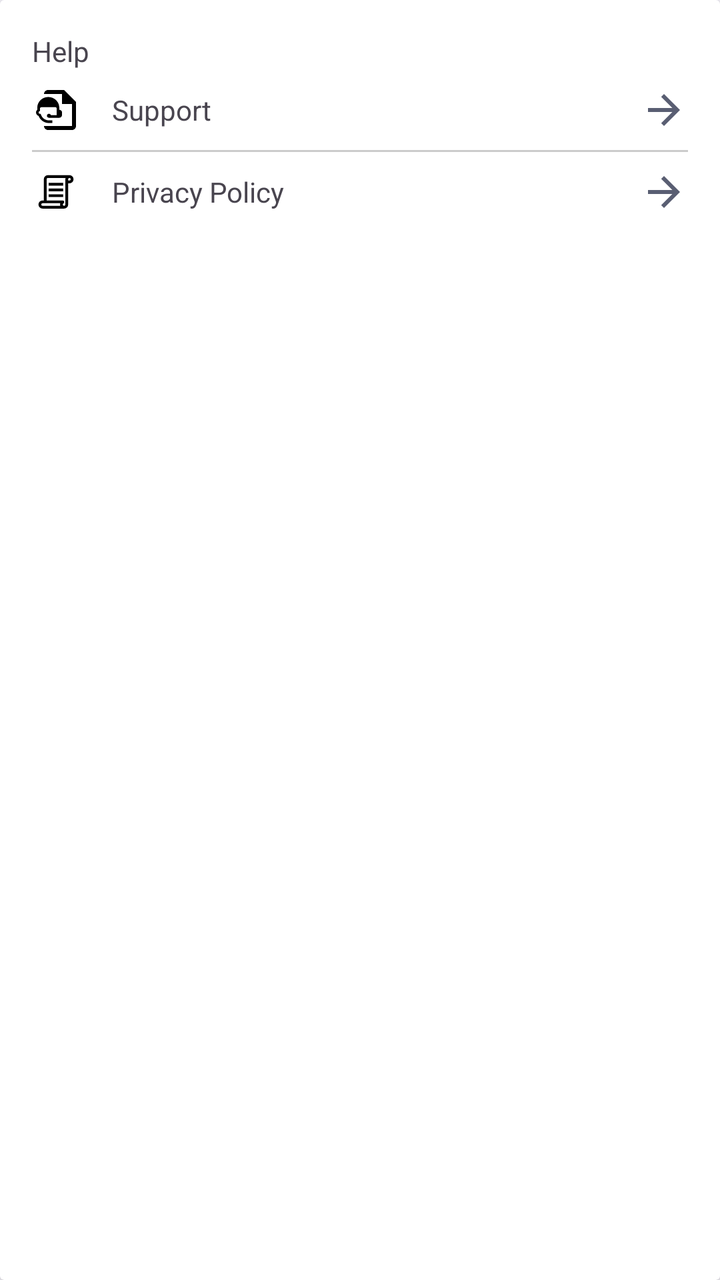
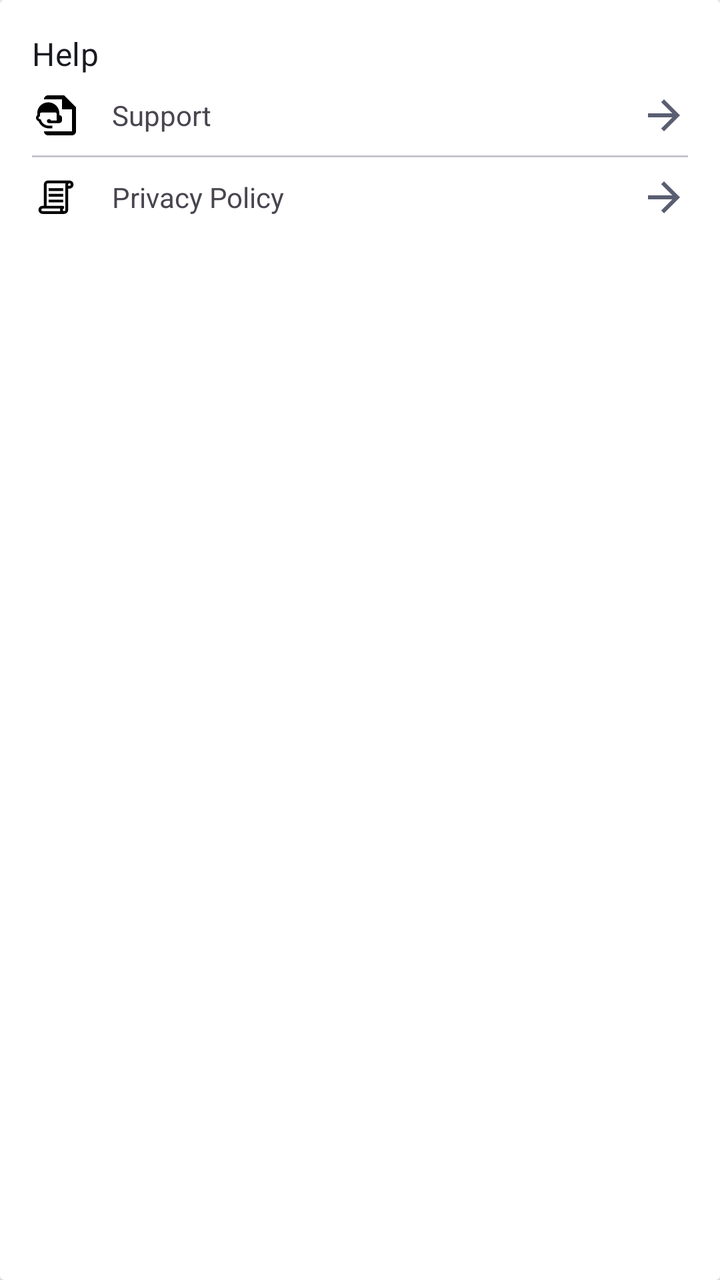

An Android layout rendered at two revisions. The XML below is the earlier revision; the diff shows what the commit changed to produce the second picture.
<!-- AndroidManifest.xml: application theme Theme.Iotequipment -->
<!-- res/layout/item_help.xml -->
<?xml version="1.0" encoding="utf-8"?>
<androidx.cardview.widget.CardView
    xmlns:android="http://schemas.android.com/apk/res/android"
    xmlns:tools="http://schemas.android.com/tools"
    android:layout_width="match_parent"
    android:layout_height="wrap_content"
    android:elevation="4dp"
    android:radius="12dp">


    <LinearLayout
        android:layout_width="match_parent"
        android:layout_height="wrap_content"
        android:orientation="vertical"
        android:padding="16dp">
        <TextView
            android:layout_width="match_parent"
            android:layout_height="wrap_content"
            android:text="@string/settings_help"
            android:textDirection="locale"
            android:layout_gravity="start"
            />
        
        <LinearLayout
            android:layout_width="match_parent"
            android:layout_height="wrap_content"
            android:gravity="center_vertical"
            android:paddingVertical="8dp"
            android:clickable="true"
            android:focusable="true"
            android:background="?attr/selectableItemBackground"
            >

            <ImageView
                android:layout_width="24dp"
                android:layout_height="24dp"
                android:src="@drawable/ic_help" />

            <TextView
                android:layout_width="0dp"
                android:layout_height="wrap_content"
                android:layout_marginStart="16dp"
                android:layout_weight="1"
                android:text="@string/action_support"
                android:textDirection="locale"
                android:gravity="start"

                />

            <ImageView
                android:layout_width="24dp"
                android:layout_height="24dp"
                android:src="@drawable/ic_back"
                android:scaleX="-1"
                />

        </LinearLayout>
        <View
            android:layout_width="match_parent"
            android:layout_height="1dp"
            android:background="#CCC" />
        
        <LinearLayout
            android:layout_width="match_parent"
            android:layout_height="wrap_content"
            android:gravity="center_vertical"
            android:paddingVertical="8dp"
            android:clickable="true"
            android:focusable="true"
            android:background="?attr/selectableItemBackground"
            >

            <ImageView
                android:layout_width="24dp"
                android:layout_height="24dp"
                android:src="@drawable/ic_policy" />

            <TextView
                android:layout_width="0dp"
                android:layout_height="wrap_content"
                android:layout_marginStart="16dp"
                android:layout_weight="1"
                android:textDirection="locale"
                android:gravity="start"
                android:text="@string/action_privacy"
                />

            <ImageView
                android:layout_width="24dp"
                android:layout_height="24dp"
                android:src="@drawable/ic_back"
                android:scaleX="-1"
                />

        </LinearLayout>

    </LinearLayout>
</androidx.cardview.widget.CardView>
<!-- resources referenced by this layout -->
<resources>
  <!-- drawable ic_back (drawable) -->
  <vector xmlns:android="http://schemas.android.com/apk/res/android"
      android:autoMirrored="true" android:height="24dp"
      android:tint="@color/md_theme_secondary" android:viewportHeight="24"
      android:viewportWidth="24"
      android:width="24dp">
        
      <path android:fillColor="@color/black"
          android:pathData="M20,11H7.83l5.59,-5.59L12,4l-8,8 8,8 1.41,-1.41L7.83,13H20v-2z"/>
      
  </vector>
  <!-- drawable ic_help: vector/xml drawable (drawable, 2087 chars, omitted) -->
  <!-- drawable ic_policy (drawable) -->
  <vector xmlns:android="http://schemas.android.com/apk/res/android"
      android:width="64dp"
      android:height="64dp"
      android:viewportWidth="19"
      android:viewportHeight="19">
    <path
        android:pathData="M16.443,4.445a1.615,1.615 0,0 1,-1.613 1.614h-0.506v8.396a1.615,1.615 0,0 1,-1.613 1.613L4.17,16.068a1.613,1.613 0,1 1,0 -3.227h0.505L4.675,4.445A1.615,1.615 0,0 1,6.289 2.83h8.54a1.615,1.615 0,0 1,1.614 1.614zM4.17,14.96h7.007a1.612,1.612 0,0 1,0 -1.01L4.172,13.95a0.505,0.505 0,0 0,0 1.01zM13.215,4.445a1.62,1.62 0,0 1,0.08 -0.505L6.29,3.94a0.5,0.5 0,0 0,-0.31 0.107l-0.002,0.001a0.5,0.5 0,0 0,-0.193 0.397v8.396h6.337a0.61,0.61 0,0 1,0.6 0.467,0.632 0.632,0 0,1 -0.251,0.702 0.505,0.505 0,1 0,0.746 0.445zM12.355,5.883h-5.76L6.595,6.99h5.76zM12.355,8.143h-5.76L6.595,9.25h5.76zM12.355,10.403h-5.76v1.108h5.76zM15.334,4.445a0.506,0.506 0,0 0,-0.505 -0.505,0.496 0.496,0 0,0 -0.31,0.107h-0.002a0.501,0.501 0,0 0,-0.194 0.398v0.505h0.506a0.506,0.506 0,0 0,0.505 -0.505z"
        android:fillColor="#000000"/>
  </vector>
  <string name="action_privacy">Privacy Policy</string>
  <string name="action_support">Support</string>
  <string name="settings_help">Help</string>
  <style name="Theme.Iotequipment" parent="Base.Theme.Iotequipment" />
  <color name="md_theme_secondary">#595E72</color>
  <color name="black">#FF000000</color>
  <style name="Base.Theme.Iotequipment" parent="Theme.Material3.DayNight.NoActionBar">
          <item name="fontFamily">@font/iran_yekan_regular</item>
          
          
          <item name="colorPrimary">@color/md_theme_primary</item>
          <item name="android:colorBackground">@color/md_theme_background</item>
  
      </style>
  <color name="md_theme_primary">#0055EF</color>
  <color name="md_theme_background">#FAF8FF</color>
</resources>

<!-- the commit's change to res/layout/item_help.xml (unified diff, before → after) -->
@@ -1,10 +1,9 @@
 <?xml version="1.0" encoding="utf-8"?>
 <androidx.cardview.widget.CardView
     xmlns:android="http://schemas.android.com/apk/res/android"
-    xmlns:tools="http://schemas.android.com/tools"
     android:layout_width="match_parent"
     android:layout_height="wrap_content"
-    android:elevation="4dp"
+    android:elevation="2dp"
     android:radius="12dp">
 
 
@@ -17,6 +16,8 @@
             android:layout_width="match_parent"
             android:layout_height="wrap_content"
             android:text="@string/settings_help"
+            android:textColor="@color/md_theme_onSurface"
+            android:textAppearance="?attr/textAppearanceTitleMedium"
             android:textDirection="locale"
             android:layout_gravity="start"
             />
@@ -58,7 +59,8 @@
         <View
             android:layout_width="match_parent"
             android:layout_height="1dp"
-            android:background="#CCC" />
+            android:background="@color/md_theme_outlineVariant"/>
+
         
         <LinearLayout
             android:layout_width="match_parent"
<!-- resource entries referenced after the edit -->
@@ -1,5 +1,7 @@
 <!-- resources referenced by this layout -->
 <resources>
+  <color name="md_theme_onSurface">#1A1B21</color>
+  <color name="md_theme_outlineVariant">#C6C6D0</color>
   <!-- drawable ic_back (drawable) -->
   <vector xmlns:android="http://schemas.android.com/apk/res/android"
       android:autoMirrored="true" android:height="24dp"
